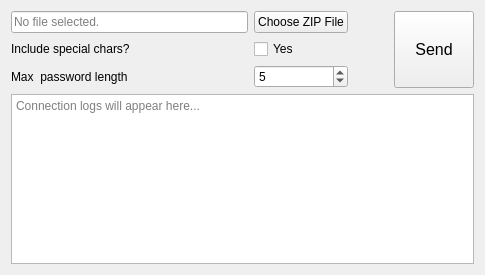
Old version of the form PassRipperCLI/managerwindow.ui in the repository Kamil-Klecz/PassRipper.
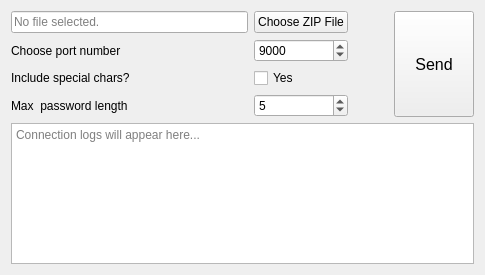
New version of the form.

What changed in the file:
```diff
--- a/PassRipperCLI/managerwindow.ui
+++ b/PassRipperCLI/managerwindow.ui
@@ -20,33 +20,6 @@
       <layout class="QHBoxLayout" name="horizontalLayout">
        <item>
         <layout class="QGridLayout" name="gridLayout">
-         <item row="2" column="0">
-          <widget class="QLabel" name="labelSpecialChars">
-           <property name="text">
-            <string>Include special chars?</string>
-           </property>
-          </widget>
-         </item>
-         <item row="3" column="1">
-          <widget class="QSpinBox" name="spinBoxMaxLen">
-           <property name="minimum">
-            <number>1</number>
-           </property>
-           <property name="maximum">
-            <number>14</number>
-           </property>
-           <property name="value">
-            <number>5</number>
-           </property>
-          </widget>
-         </item>
-         <item row="3" column="0">
-          <widget class="QLabel" name="labelMaxLen">
-           <property name="text">
-            <string>Max  password length</string>
-           </property>
-          </widget>
-         </item>
          <item row="0" column="1">
           <widget class="QPushButton" name="btnChooseZip">
            <property name="text">
@@ -54,10 +27,10 @@
            </property>
           </widget>
          </item>
-         <item row="2" column="1">
-          <widget class="QCheckBox" name="checkSpecialChars">
+         <item row="3" column="0">
+          <widget class="QLabel" name="labelSpecialChars">
            <property name="text">
-            <string>Yes</string>
+            <string>Include special chars?</string>
            </property>
           </widget>
          </item>
@@ -77,6 +50,53 @@
            </property>
           </widget>
          </item>
+         <item row="3" column="1">
+          <widget class="QCheckBox" name="checkSpecialChars">
+           <property name="text">
+            <string>Yes</string>
+           </property>
+          </widget>
+         </item>
+         <item row="4" column="1">
+          <widget class="QSpinBox" name="spinBoxMaxLen">
+           <property name="minimum">
+            <number>1</number>
+           </property>
+           <property name="maximum">
+            <number>14</number>
+           </property>
+           <property name="value">
+            <number>5</number>
+           </property>
+          </widget>
+         </item>
+         <item row="4" column="0">
+          <widget class="QLabel" name="labelMaxLen">
+           <property name="text">
+            <string>Max  password length</string>
+           </property>
+          </widget>
+         </item>
+         <item row="1" column="0">
+          <widget class="QLabel" name="labelPort">
+           <property name="text">
+            <string>Choose port number</string>
+           </property>
+          </widget>
+         </item>
+         <item row="1" column="1">
+          <widget class="QSpinBox" name="spinBoxPort">
+           <property name="minimum">
+            <number>1</number>
+           </property>
+           <property name="maximum">
+            <number>65535</number>
+           </property>
+           <property name="value">
+            <number>9000</number>
+           </property>
+          </widget>
+         </item>
         </layout>
        </item>
        <item>
```
